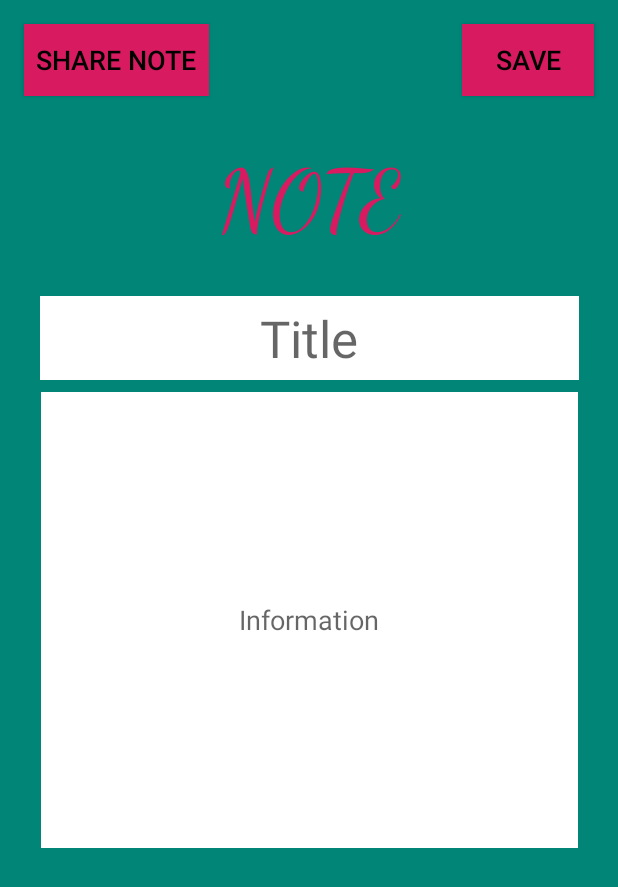
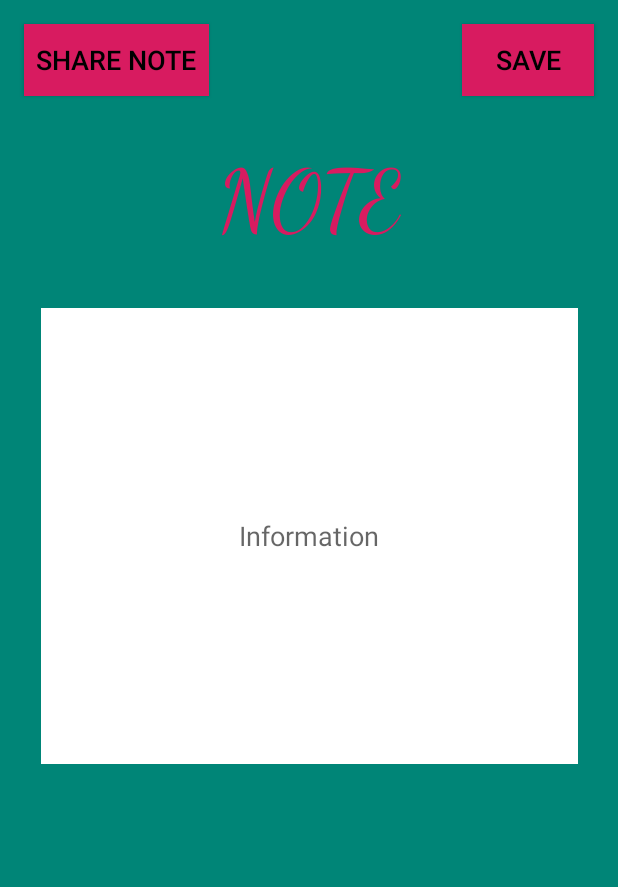
Before and after one commit to tr4v1sty/Android_SchoolTracker, an Android app: the NoteView screen opened directly, with no data from a screen before it, on a phone screen of 412 x 824 dp. Shown: the top 887 px of the screen. Run offline under Robolectric (Android 15) with nearby library versions, the phone set to English and light mode, and no system bars.

Commit message:
removed notes title

```diff
--- a/app/src/main/java/com/travis/c196_project/Data/AssessmentData.java
+++ b/app/src/main/java/com/travis/c196_project/Data/AssessmentData.java
@@ -15,7 +15,9 @@ public class AssessmentData {
     private SQLiteDatabase database;
     private DBHelper dbHelper;
 
-    public AssessmentData(Context context) { dbHelper = new DBHelper(context); }
+    public AssessmentData(Context context) {
+        dbHelper = new DBHelper(context);
+    }
 
     public void open() throws SQLException { database = dbHelper.getWritableDatabase(); }
 
--- a/app/src/main/java/com/travis/c196_project/Utilities/DBHelper.java
+++ b/app/src/main/java/com/travis/c196_project/Utilities/DBHelper.java
@@ -52,7 +52,6 @@ public class DBHelper extends SQLiteOpenHelper {
                     CourseData.COURSE_MENTOR_EMAIL_COLUMN + " TEXT, " +
                     CourseData.COURSE_NOTIFICATION_START_COLUMN + " INTEGER, " +
                     CourseData.COURSE_NOTIFICATION_END_COLUMN + " INTEGER, " +
-                    CourseData.COURSE_NOTES_TITLE_COLUMN + " TEXT, " +
                     CourseData.COURSE_NOTES_TEXT_COLUMN + " TEXT, " +
 
                     "FOREIGN KEY(" + CourseData.COURSE_TERM_ID_COLUMN +
--- a/app/src/main/java/com/travis/c196_project/Views/NoteView.java
+++ b/app/src/main/java/com/travis/c196_project/Views/NoteView.java
@@ -12,21 +12,17 @@ import com.travis.c196_project.R;
 
 public class NoteView extends Activity {
 
-    public EditText noteName;
     public EditText noteDetail;
     private long courseId;
-    String notesNameString;
     String notesDetailString;
 
     public void shareNote(View view) {
 
-        notesNameString = noteName.getText().toString();
         notesDetailString = noteDetail.getText().toString();
 
         Intent sendIntent = new Intent();
 
         sendIntent.setAction(Intent.ACTION_SEND);
-        sendIntent.putExtra(Intent.EXTRA_SUBJECT, notesNameString);
         sendIntent.putExtra(Intent.EXTRA_TEXT, notesDetailString);
         sendIntent.setType("text/plain");
 
@@ -39,7 +35,6 @@ public class NoteView extends Activity {
         super.onCreate(savedInstanceState);
         setContentView(R.layout.activity_notes);
 
-        noteName = findViewById(R.id.ptNotesName);
         noteDetail = findViewById(R.id.etNotesMultiText);
 
         Bundle extras;
@@ -60,7 +55,6 @@ public class NoteView extends Activity {
         Course cm;
         cm = courseData.getNotes(courseId);
 
-        noteName.setText(cm.getCourseNotesTitle());
         noteDetail.setText(cm.getCourseNotesText());
 
         courseData.close();
@@ -68,14 +62,13 @@ public class NoteView extends Activity {
 
 
     public void saveNote(View view) {
-        notesNameString = noteName.getText().toString();
         notesDetailString = noteDetail.getText().toString();
 
         CourseData courseData = new CourseData(this);
 
         courseData.open();
 
-        courseData.updateNotes(courseId, notesNameString, notesDetailString);
+        courseData.updateNotes(courseId, notesDetailString);
 
         courseData.close();
 
--- a/app/src/main/res/layout/activity_notes.xml
+++ b/app/src/main/res/layout/activity_notes.xml
@@ -46,24 +46,6 @@
         app:layout_constraintTop_toTopOf="parent" />
 
     <EditText
-        android:id="@+id/ptNotesName"
-        android:layout_width="359dp"
-        android:layout_height="56dp"
-        android:layout_marginStart="8dp"
-        android:layout_marginLeft="8dp"
-        android:layout_marginEnd="8dp"
-        android:layout_marginRight="8dp"
-        android:background="@android:color/white"
-        android:ems="10"
-        android:hint="@string/notesName"
-        android:inputType="text"
-        android:textAlignment="center"
-        android:textAppearance="@style/TextAppearance.AppCompat.Display1"
-        app:layout_constraintEnd_toEndOf="parent"
-        app:layout_constraintStart_toStartOf="parent"
-        app:layout_constraintTop_toBottomOf="@+id/textView4" />
-
-    <EditText
         android:id="@+id/etNotesMultiText"
         android:layout_width="358dp"
         android:layout_height="304dp"
@@ -79,7 +61,7 @@
         android:textAlignment="center"
         app:layout_constraintEnd_toEndOf="parent"
         app:layout_constraintStart_toStartOf="parent"
-        app:layout_constraintTop_toBottomOf="@+id/ptNotesName" />
+        app:layout_constraintTop_toBottomOf="@+id/textView4" />
 
     <Button
         android:id="@+id/button5"
```
Also changed, not shown: app/src/main/java/com/travis/c196_project/Data/CourseData.java (+9 -12 lines), app/src/main/java/com/travis/c196_project/Data/TermData.java (+9 -3 lines).
